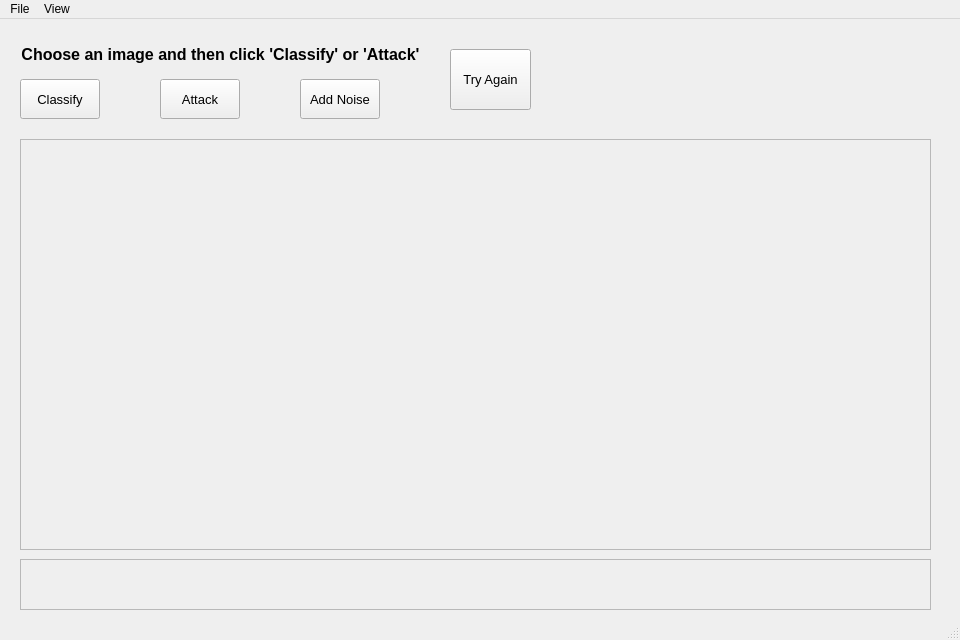
Old version of the form mainwindow.ui in the repository sShaAanGg/python-final.
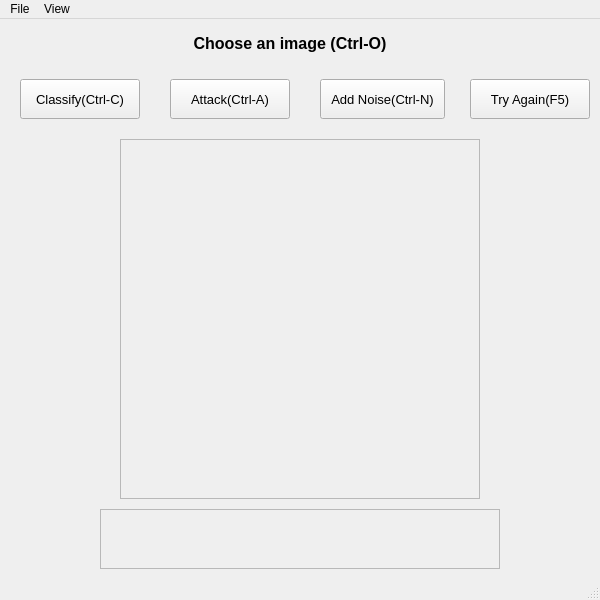
New version of the form.

Commit message:
Modify GUI window layout
Add shortcuts of buttons and modify window layout.

```diff
--- a/mainwindow.ui
+++ b/mainwindow.ui
@@ -6,8 +6,8 @@
    <rect>
     <x>0</x>
     <y>0</y>
-    <width>960</width>
-    <height>640</height>
+    <width>600</width>
+    <height>600</height>
    </rect>
   </property>
   <property name="sizePolicy">
@@ -16,10 +16,16 @@
     <verstretch>0</verstretch>
    </sizepolicy>
   </property>
+  <property name="minimumSize">
+   <size>
+    <width>600</width>
+    <height>600</height>
+   </size>
+  </property>
   <property name="maximumSize">
    <size>
-    <width>960</width>
-    <height>640</height>
+    <width>600</width>
+    <height>600</height>
    </size>
   </property>
   <property name="mouseTracking">
@@ -44,10 +50,10 @@
    <widget class="QLabel" name="label_help">
     <property name="geometry">
      <rect>
-      <x>-10</x>
-      <y>10</y>
-      <width>461</width>
-      <height>51</height>
+      <x>90</x>
+      <y>0</y>
+      <width>400</width>
+      <height>50</height>
      </rect>
     </property>
     <property name="font">
@@ -56,7 +62,7 @@
      </font>
     </property>
     <property name="text">
-     <string>&lt;html&gt;&lt;head/&gt;&lt;body&gt;&lt;p&gt;&lt;span style=&quot; font-weight:700;&quot;&gt;Choose an image and then click 'Classify' or 'Attack'&lt;/span&gt;&lt;/p&gt;&lt;/body&gt;&lt;/html&gt;</string>
+     <string>&lt;html&gt;&lt;head/&gt;&lt;body&gt;&lt;p&gt;&lt;span style=&quot; font-weight:700;&quot;&gt;Choose an image (Ctrl-O)&lt;/span&gt;&lt;/p&gt;&lt;/body&gt;&lt;/html&gt;</string>
     </property>
     <property name="alignment">
      <set>Qt::AlignCenter</set>
@@ -70,7 +76,7 @@
      <rect>
       <x>20</x>
       <y>60</y>
-      <width>80</width>
+      <width>120</width>
       <height>40</height>
      </rect>
     </property>
@@ -89,7 +95,7 @@
      <string notr="true"/>
     </property>
     <property name="text">
-     <string>Classify</string>
+     <string>Classify(Ctrl-C)</string>
     </property>
     <property name="iconSize">
      <size>
@@ -104,9 +110,9 @@
    <widget class="QPushButton" name="button_attack">
     <property name="geometry">
      <rect>
-      <x>160</x>
+      <x>170</x>
       <y>60</y>
-      <width>80</width>
+      <width>120</width>
       <height>40</height>
      </rect>
     </property>
@@ -116,7 +122,10 @@
      </font>
     </property>
     <property name="text">
-     <string>Attack</string>
+     <string>Attack(Ctrl-A)</string>
+    </property>
+    <property name="shortcut">
+     <string>Ctrl+A</string>
     </property>
     <property name="isActivated" stdset="0">
      <bool>false</bool>
@@ -125,10 +134,10 @@
    <widget class="QPushButton" name="button_again">
     <property name="geometry">
      <rect>
-      <x>450</x>
-      <y>30</y>
-      <width>81</width>
-      <height>61</height>
+      <x>470</x>
+      <y>60</y>
+      <width>120</width>
+      <height>40</height>
      </rect>
     </property>
     <property name="font">
@@ -137,16 +146,19 @@
      </font>
     </property>
     <property name="text">
-     <string>Try Again</string>
+     <string>Try Again(F5)</string>
+    </property>
+    <property name="shortcut">
+     <string>F5</string>
     </property>
    </widget>
    <widget class="QScrollArea" name="scrollArea">
     <property name="geometry">
      <rect>
-      <x>20</x>
+      <x>120</x>
       <y>120</y>
-      <width>911</width>
-      <height>411</height>
+      <width>360</width>
+      <height>360</height>
      </rect>
     </property>
     <property name="sizeAdjustPolicy">
@@ -163,8 +175,8 @@
       <rect>
        <x>0</x>
        <y>0</y>
-       <width>909</width>
-       <height>409</height>
+       <width>358</width>
+       <height>358</height>
       </rect>
      </property>
      <property name="text">
@@ -181,9 +193,9 @@
    <widget class="QPushButton" name="button_add_noise">
     <property name="geometry">
      <rect>
-      <x>300</x>
+      <x>320</x>
       <y>60</y>
-      <width>80</width>
+      <width>125</width>
       <height>40</height>
      </rect>
     </property>
@@ -193,7 +205,10 @@
      </font>
     </property>
     <property name="text">
-     <string>Add Noise</string>
+     <string>Add Noise(Ctrl-N)</string>
+    </property>
+    <property name="shortcut">
+     <string>Ctrl+N</string>
     </property>
     <property name="isActivated" stdset="0">
      <bool>false</bool>
@@ -202,10 +217,10 @@
    <widget class="QFrame" name="frame">
     <property name="geometry">
      <rect>
-      <x>20</x>
-      <y>540</y>
-      <width>911</width>
-      <height>51</height>
+      <x>100</x>
+      <y>490</y>
+      <width>400</width>
+      <height>60</height>
      </rect>
     </property>
     <property name="frameShape">
@@ -219,8 +234,8 @@
       <rect>
        <x>0</x>
        <y>0</y>
-       <width>911</width>
-       <height>51</height>
+       <width>400</width>
+       <height>60</height>
       </rect>
      </property>
      <property name="font">
@@ -260,7 +275,7 @@
     <rect>
      <x>0</x>
      <y>0</y>
-     <width>960</width>
+     <width>600</width>
      <height>22</height>
     </rect>
    </property>
```
Left out of the diff: 29 changed lines with no effect on the pictures. The commit also changes 1 other file.
